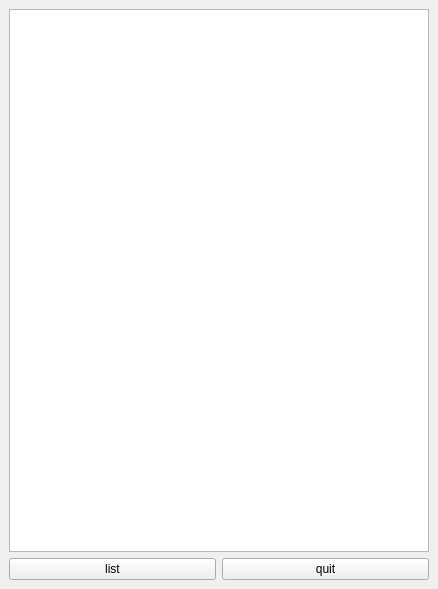
First picture: the form in qt/listbox.ui, repository rgkirch/python-file-browser, before the edit.
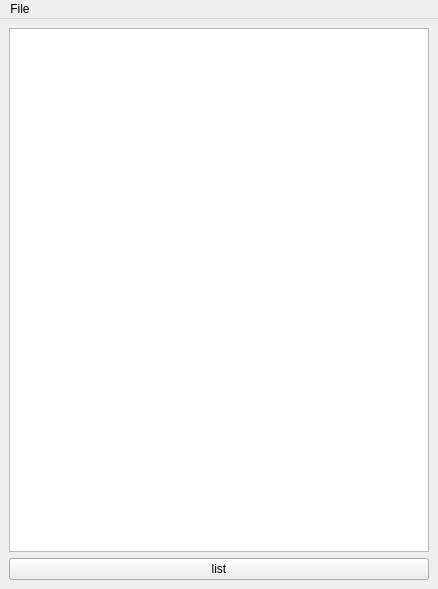
Second picture: the form after the edit.

Commit message: added quit menu item

```diff
--- a/qt/listbox.ui
+++ b/qt/listbox.ui
@@ -42,19 +42,44 @@
           </property>
          </widget>
         </item>
-        <item>
-         <widget class="QPushButton" name="btnQuit">
-          <property name="text">
-           <string>quit</string>
-          </property>
-         </widget>
-        </item>
        </layout>
       </item>
      </layout>
     </item>
    </layout>
   </widget>
+  <widget class="QMenuBar" name="menuBar">
+   <property name="geometry">
+    <rect>
+     <x>0</x>
+     <y>0</y>
+     <width>438</width>
+     <height>20</height>
+    </rect>
+   </property>
+   <widget class="QMenu" name="menuFile">
+    <property name="title">
+     <string>File</string>
+    </property>
+    <addaction name="actionAppQuit"/>
+   </widget>
+   <addaction name="menuFile"/>
+  </widget>
+  <action name="actionOh_thas_what">
+   <property name="text">
+    <string>oh, thas what</string>
+   </property>
+  </action>
+  <action name="actionOh_snap">
+   <property name="text">
+    <string>oh, snap</string>
+   </property>
+  </action>
+  <action name="actionAppQuit">
+   <property name="text">
+    <string>Quit</string>
+   </property>
+  </action>
  </widget>
  <resources/>
  <connections/>
```
The commit also changes 2 other files.
